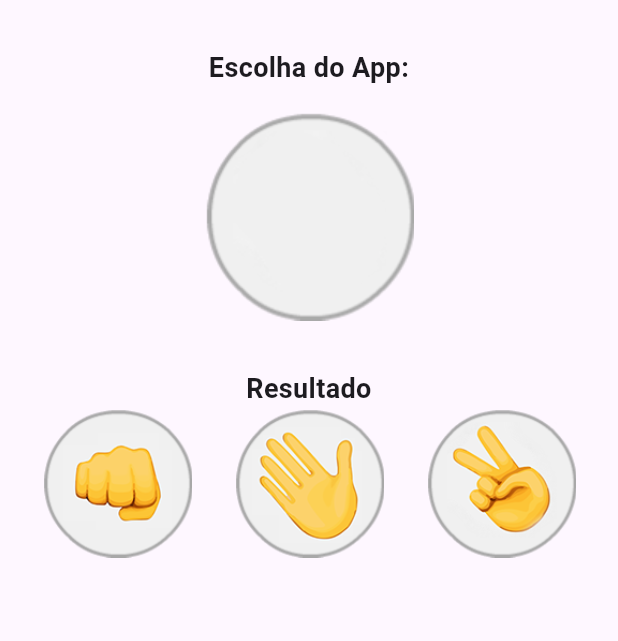
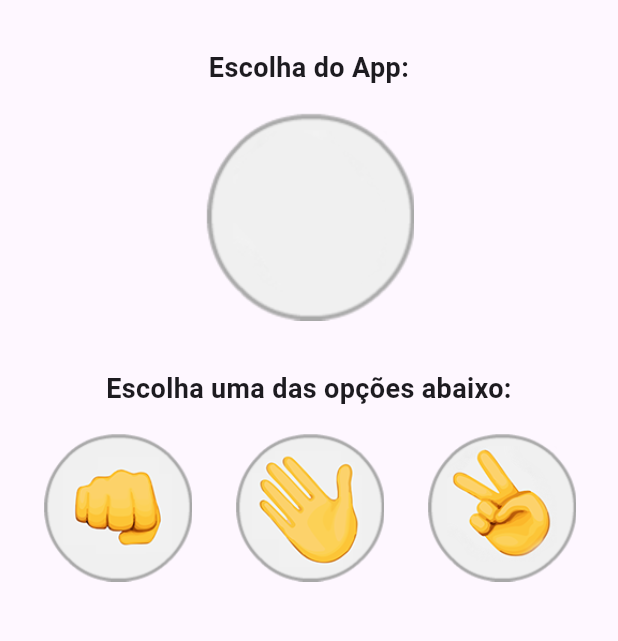
Before and after one commit to LukaasMachado143/Jokenpo-app, a Flutter app: the screen it shows after launch, on a phone screen of 412 x 824 dp, the part 84-725 px from its top. Run offline on Flutter 3.47's test engine with Material 3 defaults, Android fonts, the phone set to English and light mode, and no system bars.

Commit message:
feat: Created game engine

```diff
--- a/lib/Game.dart
+++ b/lib/Game.dart
@@ -1,3 +1,5 @@
+import 'dart:math';
+
 import 'package:flutter/material.dart';
 
 class Game extends StatefulWidget {
@@ -8,6 +10,40 @@ class Game extends StatefulWidget {
 }
 
 class _GameState extends State<Game> {
+  var _imageApp = AssetImage("images/padrao.png");
+
+  var _message = "Escolha uma das opções abaixo:";
+
+  void runGame(String _userPlay) {
+    final _options = ["pedra", "papel", "tesoura"];
+
+    final _appPlay = _options[Random().nextInt(3)];
+
+    final _resultMatrix = {
+      "pedra": {
+        "pedra": "Empate",
+        "papel": "App ganhou !",
+        "tesoura": "Usuário ganhou !",
+      },
+      "papel": {
+        "pedra": "Usuário ganhou !",
+        "papel": "Empate",
+        "tesoura": "App ganhou !",
+      },
+      "tesoura": {
+        "pedra": "App ganhou !",
+        "papel": "Usuário ganhou !",
+        "tesoura": "Empate",
+      },
+    };
+
+    setState(() {
+      this._imageApp = AssetImage("images/$_appPlay.png");
+      this._message =
+          _resultMatrix?[_userPlay]?[_appPlay] ?? "Houve algum erro !";
+    });
+  }
+
   @override
   Widget build(BuildContext context) {
     return Center(
@@ -25,7 +61,6 @@ class _GameState extends State<Game> {
         ),
         body: Container(
           child: Column(
-            // crossAxisAlignment: CrossAxisAlignment.stretch,
             children: [
               Padding(
                 padding: EdgeInsets.only(top: 32, bottom: 16),
@@ -37,19 +72,31 @@ class _GameState extends State<Game> {
               ),
               Padding(
                 padding: EdgeInsets.only(bottom: 32),
-                child: Image.asset("images/padrao.png"),
+                child: Image(image: this._imageApp),
               ),
-              Text(
-                "Resultado",
-                textAlign: TextAlign.center,
-                style: TextStyle(fontSize: 18, fontWeight: FontWeight.bold),
+              Padding(
+                padding: EdgeInsets.only(bottom: 16),
+                child: Text(
+                  this._message,
+                  textAlign: TextAlign.center,
+                  style: TextStyle(fontSize: 18, fontWeight: FontWeight.bold),
+                ),
               ),
               Row(
                 mainAxisAlignment: MainAxisAlignment.spaceEvenly,
                 children: [
-                  Image.asset("images/pedra.png", height: 100),
-                  Image.asset("images/papel.png", height: 100),
-                  Image.asset("images/tesoura.png", height: 100),
+                  GestureDetector(
+                    onTap: () => runGame("pedra"),
+                    child: Image.asset("images/pedra.png", height: 100),
+                  ),
+                  GestureDetector(
+                    onTap: () => runGame("papel"),
+                    child: Image.asset("images/papel.png", height: 100),
+                  ),
+                  GestureDetector(
+                    onTap: () => runGame("tesoura"),
+                    child: Image.asset("images/tesoura.png", height: 100),
+                  ),
                 ],
               ),
             ],
```
